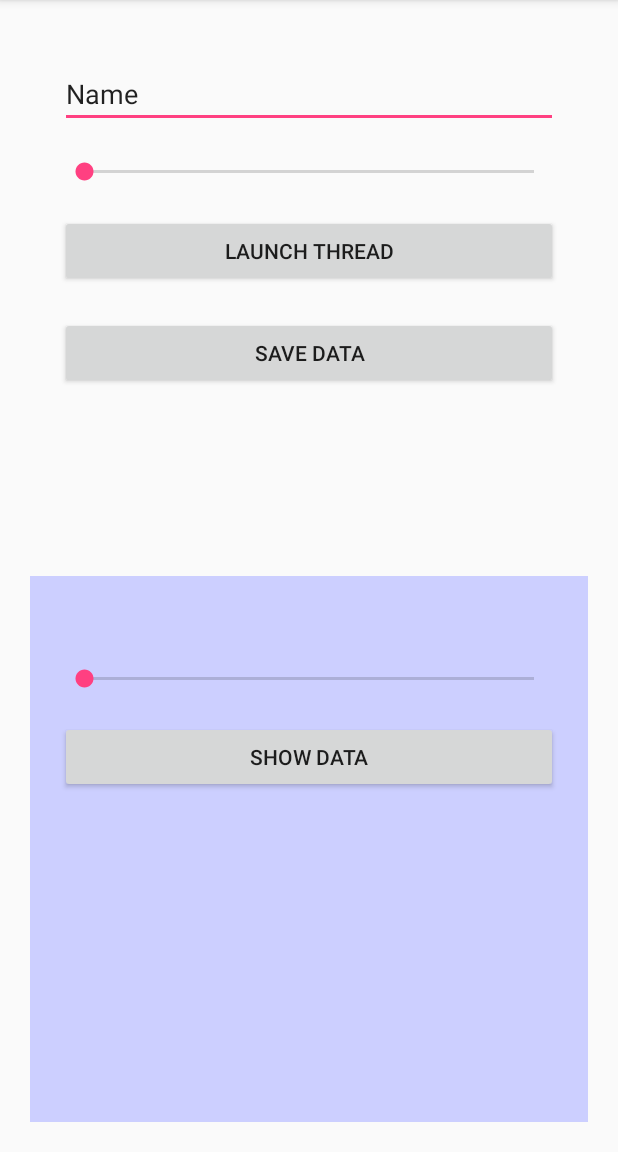
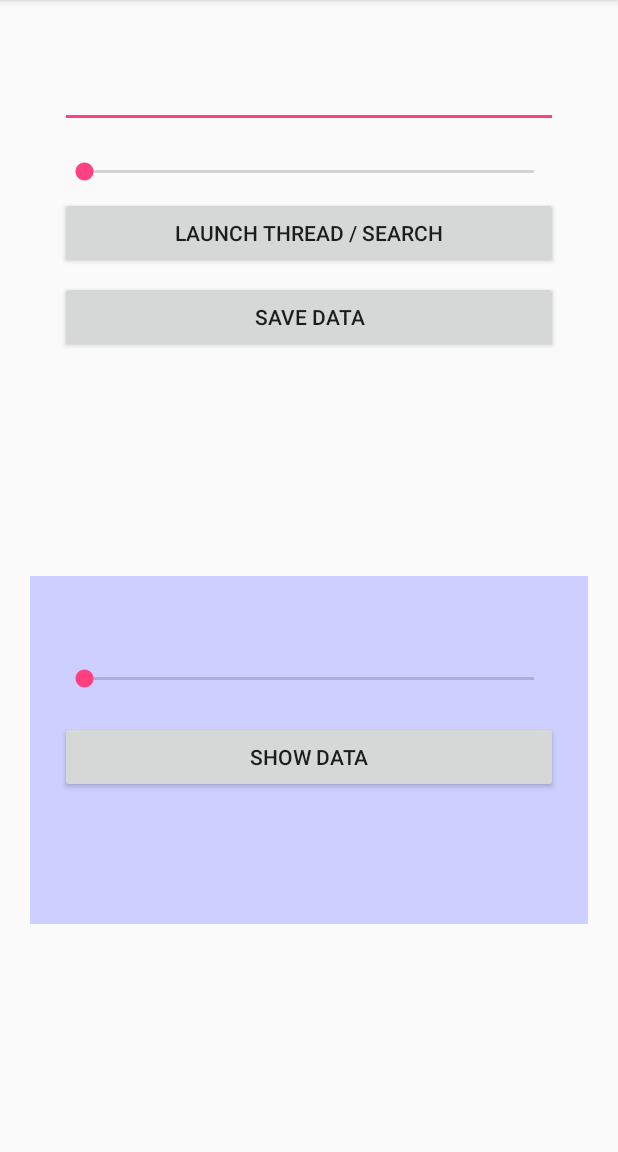
Before and after one commit to andres-vasquez/fragments_livedata, an Android app: the screen it shows after launch (MainActivity), on a phone screen of 412 x 824 dp, the part 84-1236 px from its top. Run offline under Robolectric (Android 15) with nearby library versions, the phone set to English and light mode, and no system bars; pictures from the network do not load.

Commit message:
Pokemon API

```diff
--- a/app/build.gradle
+++ b/app/build.gradle
@@ -30,5 +30,9 @@ dependencies {
     annotationProcessor "android.arch.lifecycle:compiler:1.0.0"
     implementation "android.arch.lifecycle:extensions:1.0.0"
 
+    compile 'com.github.bumptech.glide:glide:3.8.0'
+
+    compile 'com.squareup.retrofit2:retrofit:2.1.0'
+    compile 'com.squareup.retrofit2:converter-gson:2.1.0'
     compile 'com.google.code.gson:gson:2.8.2'
 }
--- a/app/src/main/AndroidManifest.xml
+++ b/app/src/main/AndroidManifest.xml
@@ -1,6 +1,8 @@
 <?xml version="1.0" encoding="utf-8"?>
 <manifest xmlns:android="http://schemas.android.com/apk/res/android"
     package="edu.upb.andresvasquez.fragments">
+
+    <uses-permission android:name="android.permission.INTERNET"/>
 
     <application
         android:allowBackup="true"
--- a/app/src/main/java/edu/upb/andresvasquez/fragments/FormFragment.java
+++ b/app/src/main/java/edu/upb/andresvasquez/fragments/FormFragment.java
@@ -107,6 +107,7 @@ public class FormFragment extends Fragment {
 
                 //Execute mando los parametros
                 new AccionLarga().execute(7000);
+                activity.searchLiveData.setValue(nameEditText.getText().toString());
 
                 /*activity.procesoLiveData.setValue("Proceso iniciado");
 
--- a/app/src/main/java/edu/upb/andresvasquez/fragments/MainActivity.java
+++ b/app/src/main/java/edu/upb/andresvasquez/fragments/MainActivity.java
@@ -5,6 +5,9 @@ import android.support.v4.app.Fragment;
 import android.support.v4.app.FragmentManager;
 import android.support.v7.app.AppCompatActivity;
 import android.os.Bundle;
+
+import retrofit2.Retrofit;
+import retrofit2.converter.gson.GsonConverterFactory;
 
 public class MainActivity extends AppCompatActivity {
 
@@ -14,6 +17,10 @@ public class MainActivity extends AppCompatActivity {
     public MutableLiveData<String> nameLiveData;
     public MutableLiveData<Integer> progressLiveData;
     public MutableLiveData<String> procesoLiveData;
+
+    public MutableLiveData<String> searchLiveData;
+
+    public PokemonService pokemonService;
 
     @Override
     protected void onCreate(Bundle savedInstanceState) {
@@ -26,10 +33,16 @@ public class MainActivity extends AppCompatActivity {
         nameLiveData = new MutableLiveData<>();
         progressLiveData = new MutableLiveData<>();
         procesoLiveData = new MutableLiveData<>();
+        searchLiveData = new MutableLiveData<>();
 
         FragmentManager fm = getSupportFragmentManager();
         fm.beginTransaction()
                 .replace(R.id.resultFrameLayout,resultFragment)
                 .commit();
+
+        Retrofit retrofit = new Retrofit.Builder()
+                .addConverterFactory(GsonConverterFactory.create())
+                .baseUrl("http://pokeapi.co/").build();
+        pokemonService = retrofit.create(PokemonService.class);
     }
 }
--- /dev/null
+++ b/app/src/main/java/edu/upb/andresvasquez/fragments/PokemonService.java
@@ -0,0 +1,18 @@
+package edu.upb.andresvasquez.fragments;
+
+import retrofit2.Call;
+import retrofit2.Callback;
+import retrofit2.http.GET;
+import retrofit2.http.Headers;
+import retrofit2.http.Path;
+
+/**
+ * Created by andresvasquez on 12/15/17.
+ */
+
+public interface PokemonService {
+
+    @GET("/api/v2/pokemon/{search}")
+    @Headers({"Content-Type: application/json"})
+    Call<Pokemon> searchPokemon(@Path("search") String search);
+}
--- a/app/src/main/res/layout/fragment_form.xml
+++ b/app/src/main/res/layout/fragment_form.xml
@@ -1,7 +1,8 @@
 <?xml version="1.0" encoding="utf-8"?>
 <ScrollView xmlns:android="http://schemas.android.com/apk/res/android" android:layout_width="match_parent"
     android:layout_height="match_parent"
-    android:orientation="horizontal" >
+    android:orientation="horizontal"
+    android:focusableInTouchMode="true">
 
     <LinearLayout
         android:layout_width="match_parent"
@@ -14,8 +15,7 @@
             android:layout_width="match_parent"
             android:layout_height="wrap_content"
             android:ems="10"
-            android:inputType="textPersonName"
-            android:text="Name" />
+            android:inputType="textPersonName" />
 
         <SeekBar
             android:id="@+id/progressSeekBar"
@@ -27,14 +27,14 @@
             android:id="@+id/threadButton"
             android:layout_width="match_parent"
             android:layout_height="wrap_content"
-            android:layout_marginTop="20dp"
-            android:text="Launch thread"/>
+            android:layout_marginTop="8dp"
+            android:text="Launch Thread / Search"/>
 
         <Button
             android:id="@+id/saveButton"
             android:layout_width="match_parent"
             android:layout_height="wrap_content"
-            android:layout_marginTop="20dp"
+            android:layout_marginTop="8dp"
             android:text="Save data"/>
     </LinearLayout>
 </ScrollView>
--- a/app/src/main/res/layout/fragment_result.xml
+++ b/app/src/main/res/layout/fragment_result.xml
@@ -1,10 +1,14 @@
 <?xml version="1.0" encoding="utf-8"?>
+<ScrollView xmlns:android="http://schemas.android.com/apk/res/android"
+    android:layout_width="match_parent"
+    android:layout_height="match_parent">
+
     <LinearLayout
-    xmlns:android="http://schemas.android.com/apk/res/android" android:layout_width="match_parent"
-    android:layout_height="match_parent"
+        android:layout_width="match_parent"
+        android:layout_height="wrap_content"
+        android:background="#cccfff"
         android:orientation="vertical"
-    android:padding="20dp"
-    android:background="#cccfff">
+        android:padding="20dp">
 
 
         <TextView
@@ -17,7 +21,7 @@
             android:id="@+id/seekBar"
             android:layout_width="match_parent"
             android:layout_height="wrap_content"
-        android:layout_marginTop="20dp"/>
+            android:layout_marginTop="20dp" />
 
         <TextView
             android:id="@+id/procesoTextView"
@@ -35,5 +39,16 @@
             android:id="@+id/dataTextView"
             android:layout_width="match_parent"
             android:layout_height="wrap_content"
-        android:ems="10" />
+            android:ems="10"
+            android:textSize="20sp"
+            android:textStyle="bold"/>
+
+        <ImageView
+            android:id="@+id/pokemonImageView"
+            android:layout_width="match_parent"
+            android:layout_height="wrap_content"
+            android:adjustViewBounds="true"
+            android:padding="20dp"/>
+
     </LinearLayout>
+</ScrollView>
--- a/build.gradle
+++ b/build.gradle
@@ -19,6 +19,7 @@ allprojects {
     repositories {
         google()
         jcenter()
+        mavenCentral()
         maven { url 'https://maven.google.com' }
     }
 }
```
Also changed, not shown: app/src/main/java/edu/upb/andresvasquez/fragments/Pokemon.java (added, +43 -0 lines), app/src/main/java/edu/upb/andresvasquez/fragments/ResultFragment.java (+67 -6 lines), app/src/main/java/edu/upb/andresvasquez/fragments/Sprite.java (added, +21 -0 lines). Lines whose indentation alone changed are shown as unchanged.
